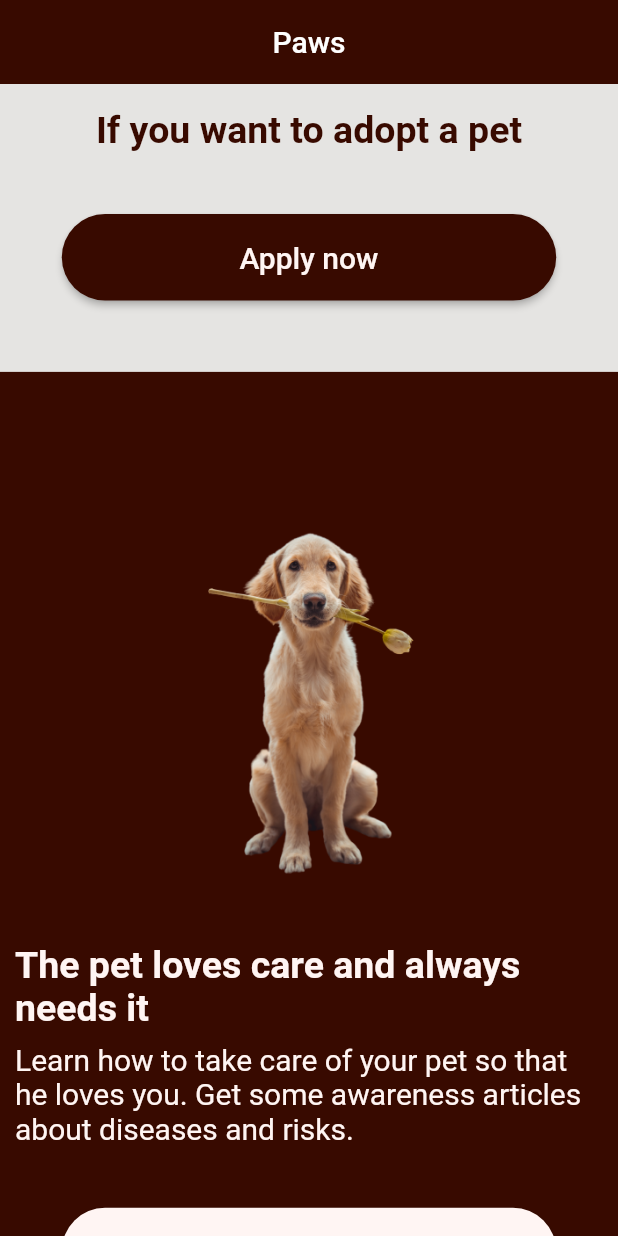
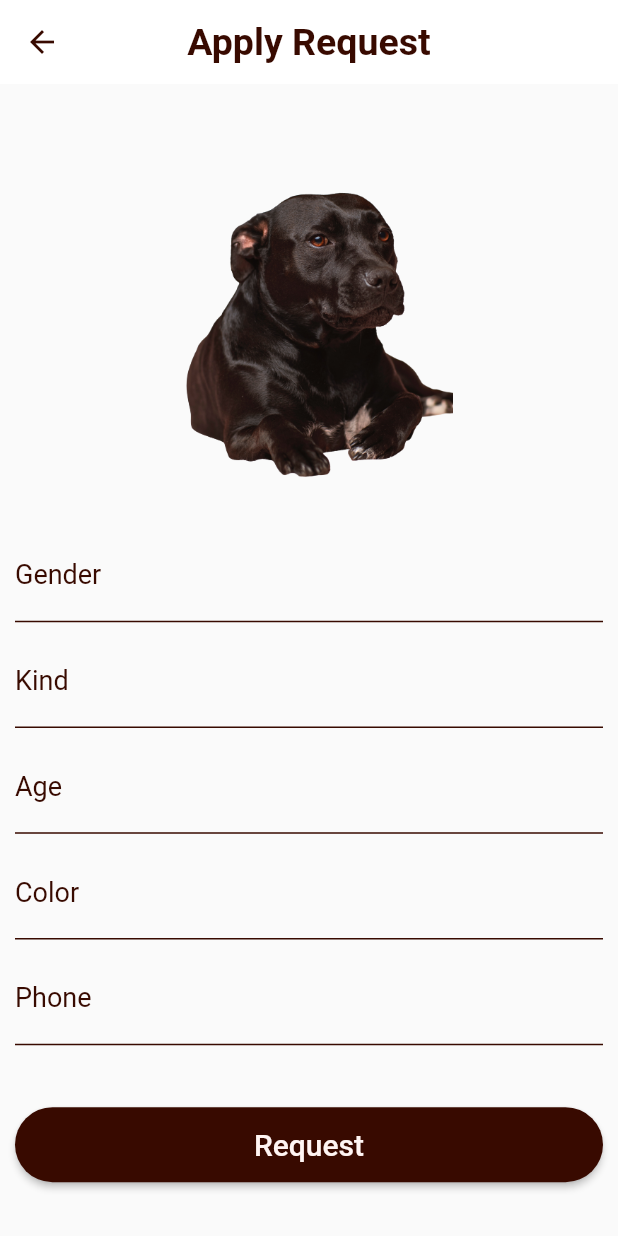
Before and after one commit to RunTimeTerror-0/save-pets, a Flutter app: the HomeScreen screen opened directly, scrolled down 1728 dp, after a tap on "Apply now", on a phone screen of 412 x 824 dp. Run offline on Flutter 3.47's test engine with Material 2 defaults, Android fonts, the phone set to English and light mode, and no system bars; our stand-ins replace cloud_firestore, firebase_auth, firebase_core, firebase_storage, flutter_bloc, image_picker; missing offline and left inert: svg_flutter; accounts and stored records are empty.

Commit message:
create help them

```diff
--- a/lib/app.dart
+++ b/lib/app.dart
@@ -1,5 +1,5 @@
 import 'package:flutter/material.dart';
-import 'package:save/presentation/view/screens/home_screen.dart';
+import 'package:save/presentation/view/screens/login_screen.dart';
 
 class MyApp extends StatelessWidget {
   const MyApp({super.key});
@@ -9,7 +9,7 @@ class MyApp extends StatelessWidget {
   Widget build(BuildContext context) {
     return const MaterialApp(
       debugShowCheckedModeBanner: false,
-      home: HomeScreen(),
+      home: LoginScreen(),
     );
   }
 }
--- /dev/null
+++ b/lib/config/network/constant.dart
@@ -0,0 +1 @@
+String uId = "";
--- /dev/null
+++ b/lib/models/help_model.dart
@@ -0,0 +1,26 @@
+class HelpModel {
+  String? gender;
+  String? image;
+  String? phone;
+  String? address;
+  String? uId;
+
+  HelpModel({this.gender, this.phone, this.address, this.image, this.uId});
+  HelpModel.fromJason(Map<String, dynamic> json) {
+    gender = json['gender'];
+    phone = json['phone'];
+    address = json['address'];
+    image = json['image'];
+    uId = json['uId'];
+  }
+
+  Map<String, dynamic> toMap() {
+    return {
+      'gender': gender,
+      'phone': phone,
+      'address': address,
+      'image': image,
+      'uId': uId,
+    };
+  }
+}
--- a/lib/presentation/view/screens/home_screen.dart
+++ b/lib/presentation/view/screens/home_screen.dart
@@ -1,10 +1,13 @@
 import 'package:flutter/material.dart';
+import 'package:flutter_bloc/flutter_bloc.dart';
 import 'package:save/config/routes/app_routs.dart';
 import 'package:save/core/utils/app_colors.dart';
 import 'package:save/core/utils/media_query_values.dart';
 import 'package:save/core/utils/style_manager.dart';
+import 'package:save/presentation/manager/cubit/login_cubit.dart';
 import 'package:save/presentation/view/screens/help_theme_screen.dart';
 import 'package:save/presentation/view/screens/pets_screen.dart';
+import 'package:save/presentation/view/screens/request_screen.dart';
 import 'package:save/presentation/view/widgets/custom_button.dart';
 import 'package:save/presentation/view/widgets/pets_card.dart';
 
@@ -13,7 +16,9 @@ class HomeScreen extends StatelessWidget {
 
   @override
   Widget build(BuildContext context) {
-    return Scaffold(
+    return BlocProvider(
+      create: (context) => LoginCubit()..getUserData(),
+      child: Scaffold(
         appBar: AppBar(
           centerTitle: true,
           title: const Text("Paws"),
@@ -48,8 +53,8 @@ class HomeScreen extends StatelessWidget {
                     Center(
                       child: Text(
                         "Not only people need home",
-                      style:
-                          getBoldStyle(color: AppColors.offWhite, fontSize: 25),
+                        style: getBoldStyle(
+                            color: AppColors.offWhite, fontSize: 25),
                       ),
                     ),
                     SizedBox(
@@ -72,7 +77,7 @@ class HomeScreen extends StatelessWidget {
                           height: context.height * 0.07,
                           width: context.width * 0.8,
                           onTap: () {
-                          navigateTo(context, HelpScreen());
+                            navigateTo(context, const HelpScreen());
                           },
                           isOutlined: false),
                     ),
@@ -167,7 +172,9 @@ class HomeScreen extends StatelessWidget {
                           lable: "Apply now",
                           height: context.height * 0.07,
                           width: context.width * 0.8,
-                        onTap: () {},
+                          onTap: () {
+                            navigateTo(context, RequestScreen());
+                          },
                           isOutlined: false),
                     ),
                   ],
@@ -190,8 +197,8 @@ class HomeScreen extends StatelessWidget {
                     Center(
                       child: Text(
                         "The pet loves care and always needs it",
-                      style:
-                          getBoldStyle(color: AppColors.offWhite, fontSize: 25),
+                        style: getBoldStyle(
+                            color: AppColors.offWhite, fontSize: 25),
                       ),
                     ),
                     SizedBox(
@@ -221,6 +228,7 @@ class HomeScreen extends StatelessWidget {
             )
           ]),
         ),
+      ),
     );
   }
 }
--- /dev/null
+++ b/lib/presentation/view/screens/request_screen.dart
@@ -0,0 +1,125 @@
+import 'package:flutter/material.dart';
+import 'package:save/core/utils/app_colors.dart';
+import 'package:save/core/utils/media_query_values.dart';
+import 'package:save/core/utils/style_manager.dart';
+import 'package:save/presentation/view/widgets/custom_button.dart';
+import 'package:save/presentation/view/widgets/text_form_field.dart';
+
+// ignore: must_be_immutable
+class RequestScreen extends StatefulWidget {
+  const RequestScreen({super.key});
+
+  @override
+  State<RequestScreen> createState() => _RequestScreenState();
+}
+
+class _RequestScreenState extends State<RequestScreen> {
+  final _formKey = GlobalKey<FormState>();
+  // ignore: non_constant_identifier_names
+  final TextEditingController gender = TextEditingController();
+  final TextEditingController kind = TextEditingController();
+  final TextEditingController age = TextEditingController();
+  final TextEditingController color = TextEditingController();
+  final TextEditingController phone = TextEditingController();
+
+  bool isChecked = false;
+
+  @override
+  Widget build(BuildContext context) {
+    return Scaffold(
+        appBar: AppBar(
+          leading: IconButton(
+              onPressed: () {
+                Navigator.pop(context);
+              },
+              icon: Icon(
+                Icons.arrow_back,
+                color: AppColors.darkBrown,
+              )),
+          elevation: 0.0,
+          centerTitle: true,
+          backgroundColor: AppColors.white,
+          title: Text(
+            "Apply Request",
+            style: getBoldStyle(fontSize: 25, color: AppColors.darkBrown),
+          ),
+        ),
+        body: SingleChildScrollView(
+          child: Stack(
+            children: [
+              Padding(
+                padding: const EdgeInsets.all(
+                  10,
+                ),
+                child: Form(
+                  key: _formKey,
+                  child: Column(
+                    mainAxisAlignment: MainAxisAlignment.start,
+                    children: [
+                      Image.asset(
+                        "assets/photos/victor-dog.png",
+                        height: context.height * 0.35,
+                      ),
+                      defualtFormField(
+                        controller: gender,
+                        label: "Gender",
+                        type: TextInputType.text,
+                        validate: (value) {},
+                      ),
+                      const SizedBox(
+                        height: 10,
+                      ),
+                      defualtFormField(
+                        controller: kind,
+                        label: "Kind",
+                        type: TextInputType.text,
+                        validate: (value) {},
+                      ),
+                      const SizedBox(
+                        height: 10,
+                      ),
+                      defualtFormField(
+                        controller: age,
+                        label: "Age",
+                        type: TextInputType.number,
+                        validate: (value) {},
+                      ),
+                      const SizedBox(
+                        height: 10,
+                      ),
+                      defualtFormField(
+                        controller: color,
+                        label: "Color",
+                        type: TextInputType.text,
+                        validate: (value) {},
+                      ),
+                      const SizedBox(
+                        height: 10,
+                      ),
+                      defualtFormField(
+                        controller: phone,
+                        label: "Phone",
+                        type: TextInputType.text,
+                        validate: (value) {},
+                      ),
+                      SizedBox(
+                        height: context.height * 0.05,
+                      ),
+                      CustomButton(
+                        lable: "Request",
+                        height: 50,
+                        width: 500,
+                        backgroundColor: AppColors.darkBrown,
+                        textColor: AppColors.offWhite,
+                        isOutlined: false,
+                        onTap: () {},
+                      ),
+                    ],
+                  ),
+                ),
+              ),
+            ],
+          ),
+        ));
+  }
+}
--- a/pubspec.yaml
+++ b/pubspec.yaml
@@ -17,6 +17,12 @@ dependencies:
   firebase_core: ^2.22.0
   image_picker: ^1.0.4
   firebase_storage: ^11.5.1
+  intl: ^0.18.1
+  svg_flutter: ^0.0.1
+  flutter_bloc: ^8.1.3
+  firebase_auth: ^4.14.0
+  cloud_firestore: ^4.13.1
+
 
 dev_dependencies:
   flutter_test:
```
Also changed, not shown: lib/models/user_model.dart (added, +20 -0 lines), lib/presentation/manager/cubit/help_them_cubit.dart (added, +38 -0 lines), lib/presentation/manager/cubit/login_cubit.dart (added, +35 -0 lines), lib/presentation/manager/cubit/register_cubit.dart (added, +45 -0 lines), lib/presentation/manager/states/help_them_states.dart (added, +10 -0 lines), lib/presentation/manager/states/login_state.dart (added, +9 -0 lines), lib/presentation/manager/states/register_states.dart (added, +12 -0 lines), lib/presentation/view/screens/help_theme_screen.dart (+35 -8 lines), lib/presentation/view/screens/login_screen.dart (added, +150 -0 lines), lib/presentation/view/screens/register_screen.dart (added, +148 -0 lines), pubspec.lock, 3 other files. Lines whose indentation alone changed are shown as unchanged.
